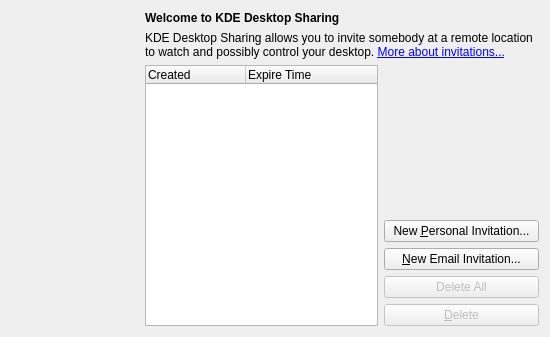
This is manageinvitations.ui in KDE/krfb as Qt 5 draws it before an edit. The edited form follows.
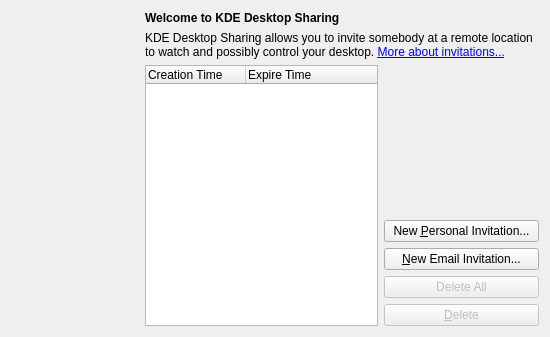
This is the edited form. Icons and pictures are not drawn.

Commit message: * fix help buttons * fix some strings * do not set the main dialog modal; that will cause trouble for example with about and quit dialog sometimes

Diff of the .ui file:
```diff
--- a/manageinvitations.ui
+++ b/manageinvitations.ui
@@ -95,7 +95,7 @@
      </property>
      <column>
       <property name="text" >
-       <string>Created</string>
+       <string>Creation Time</string>
       </property>
      </column>
      <column>
```
The commit also changes 3 other files.
